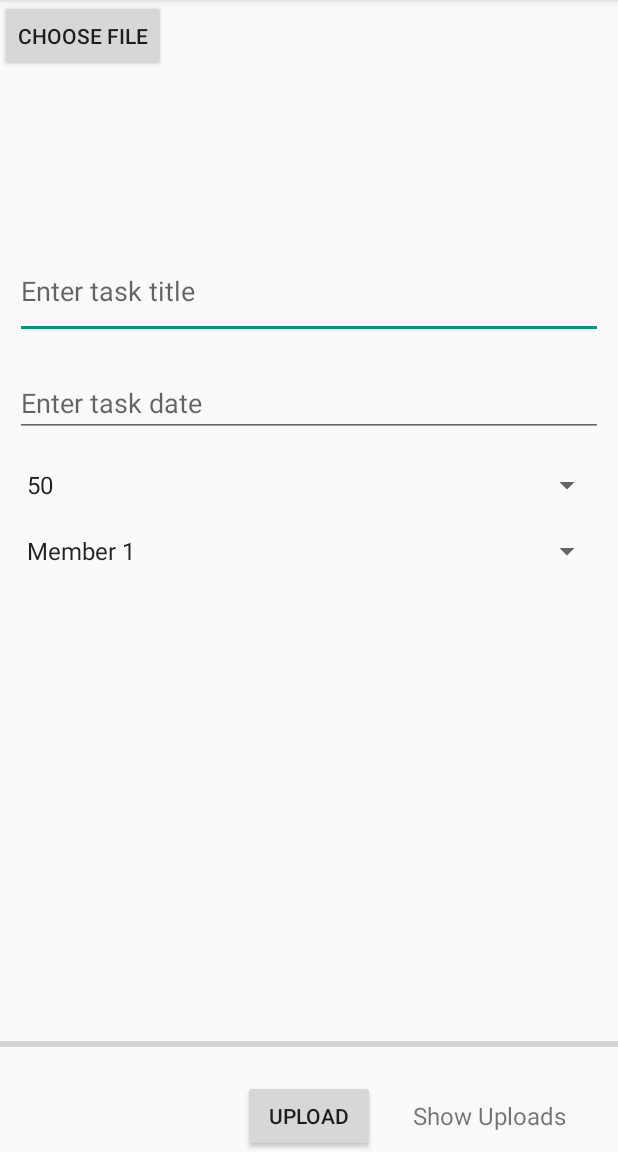
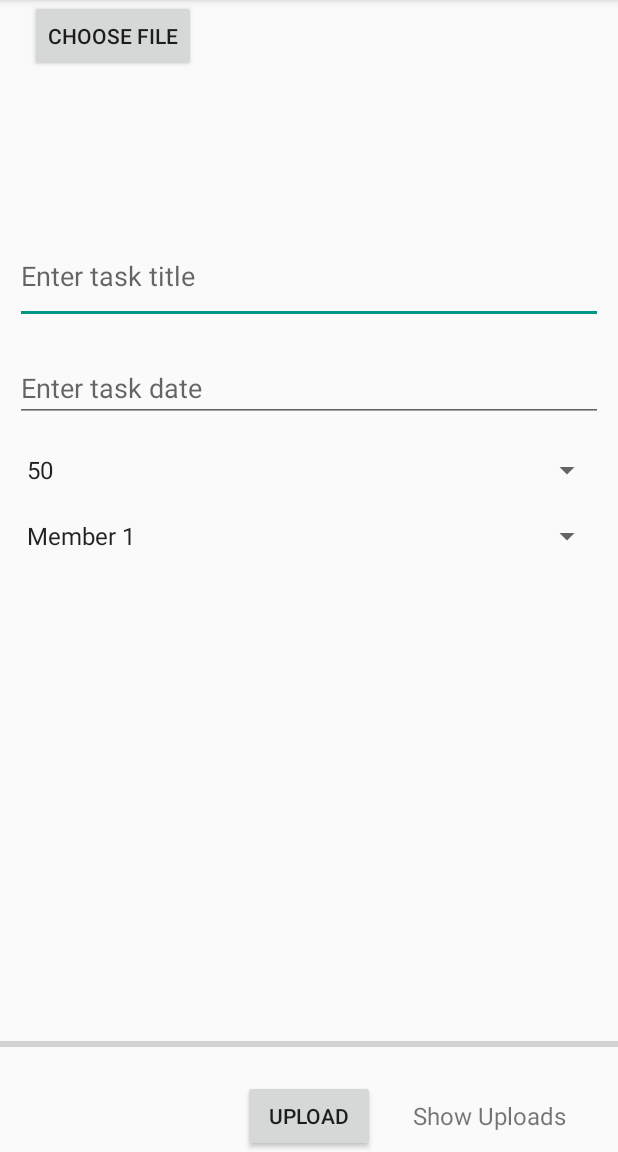
Before and after one commit to dexgier/portfolio_individual_assignment_resit, an Android app: the fragment MessageFragment shown on its own in the app's theme, after a tap on "UPLOAD", on a phone screen of 412 x 824 dp, the part 84-1236 px from its top. Run offline under Robolectric (Android 15) with nearby library versions, the light colour scheme and no system bars; our stand-ins replace Firebase (no records; nobody signed in at launch, a user with empty details on screens opened directly), Picasso.

Commit message:
Working app

```diff
--- a/app/src/main/java/com/example/navigationdrawertaskassignment/AddTask.java
+++ b/app/src/main/java/com/example/navigationdrawertaskassignment/AddTask.java
@@ -19,6 +19,7 @@ import com.example.navigationdrawertaskassignment.Tasks.Task;
 
 public class AddTask extends AppCompatActivity {
 
+    //class variables
     private TextView mTitle;
     private TextView mDescription;
     private Spinner mPoints;
@@ -30,14 +31,14 @@ public class AddTask extends AppCompatActivity {
         super.onCreate(savedInstanceState);
         setContentView(R.layout.activity_add);
 
+        //init stuff
         initButton();
         mTitle = findViewById(R.id.titleEditText);
         mDescription = findViewById(R.id.descriptionEditText);
         mPoints = findViewById(R.id.pointsEditText);
         mResponsible = findViewById(R.id.responsibleEditText);
 
-
-
+        //Check if task exists and then set the right values to the fields
         task = getIntent().getParcelableExtra(TaskFragment.VIEW_TASK);
         if (task != null) {
             mTitle.setText(task.getTitle());
@@ -50,6 +51,7 @@ public class AddTask extends AppCompatActivity {
         }
     }
 
+    //initialize buttons and take care of making a new intent or editing a existing intent.
     private void initButton() {
         ImageButton mAddTaskButton =findViewById(R.id.addTask);
         mAddTaskButton.setOnClickListener(v -> {
--- a/app/src/main/java/com/example/navigationdrawertaskassignment/Fragment/MessageFragment.java
+++ b/app/src/main/java/com/example/navigationdrawertaskassignment/Fragment/MessageFragment.java
@@ -3,6 +3,7 @@ package com.example.navigationdrawertaskassignment.Fragment;
 import android.content.ContentResolver;
 import android.content.Context;
 import android.content.Intent;
+import android.media.MediaPlayer;
 import android.net.Uri;
 import android.os.Bundle;
 import android.os.Handler;
@@ -10,6 +11,7 @@ import android.support.annotation.NonNull;
 import android.support.annotation.Nullable;
 import android.support.design.widget.Snackbar;
 import android.support.v4.app.Fragment;
+import android.view.Gravity;
 import android.view.LayoutInflater;
 import android.view.View;
 import android.view.ViewGroup;
@@ -69,11 +71,13 @@ public class MessageFragment extends Fragment {
         mEditTextDate = view.findViewById(R.id.edit_text_task_date);
         mSpinnerPoints = view.findViewById(R.id.spinner_task_points);
         mSpinnerResponsible = view.findViewById(R.id.spinner_task_responsible);
+
         initButtons();
 
         mStorageRef = FirebaseStorage.getInstance().getReference("uploads");
         mDatabaseRef = FirebaseDatabase.getInstance().getReference("uploads");
 
+        ;
         return view;
     }
 
@@ -110,17 +114,21 @@ public class MessageFragment extends Fragment {
                 if (mUploadTask != null && mUploadTask.isInProgress()) {
                 } else {
                     uploadFile();
+                    final MediaPlayer uploadSoundMp = MediaPlayer.create(getActivity().getApplicationContext(), R.raw.upload);
+                    uploadSoundMp.start();
                 }
             }
         });
     }
 
+    //Gets the file extension
     private String getFileExtension(Uri uri) {
         ContentResolver cR = getActivity().getContentResolver();
         MimeTypeMap mime = MimeTypeMap.getSingleton();
         return mime.getExtensionFromMimeType(cR.getType(uri));
     }
 
+    //Uploads the file to Firebase
     private void uploadFile() {
         if (mImageUri != null) {
             StorageReference fileReference = mStorageRef.child(System.currentTimeMillis()
@@ -157,6 +165,13 @@ public class MessageFragment extends Fragment {
                         }
                     });
         } else {
+            Toast noFileSelected = Toast.makeText(
+                    //getActivity(),"Custom Toast From Fragment",Toast.LENGTH_LONG
+                    getActivity().getApplicationContext(), "No file selected", Toast.LENGTH_LONG);
+            // Set the Toast display position layout center
+            noFileSelected.setGravity(Gravity.CENTER,0,0);
+            // Finally, show the toast
+            noFileSelected.show();
         }
     }
 
--- a/app/src/main/java/com/example/navigationdrawertaskassignment/Fragment/TaskFragment.java
+++ b/app/src/main/java/com/example/navigationdrawertaskassignment/Fragment/TaskFragment.java
@@ -51,16 +51,16 @@ public class TaskFragment extends Fragment implements RecyclerView.OnItemTouchLi
     public static final int VIEW_TASK_CODE = 3421;
 
 
-
     @Nullable
     @Override
     public View onCreateView(@NonNull LayoutInflater inflater, @Nullable ViewGroup container, @Nullable Bundle savedInstanceState) {
-        View view = inflater.inflate(R.layout.fragment_task,container,false);
+        View view = inflater.inflate(R.layout.fragment_task, container, false);
 
         mRecyclerView = view.findViewById(R.id.taskRecyclerView);
         addTaskButton = view.findViewById(R.id.addTask);
         deleteListButton = view.findViewById(R.id.deleteList);
 
+        //set adapter and stuff to recyclerview
         mTasks = new ArrayList<>();
         mvModel = ViewModelProviders.of(this).get(TaskViewModel.class);
         ((TaskViewModel) mvModel).getTasks().observe(this, tasks -> {
@@ -84,6 +84,7 @@ public class TaskFragment extends Fragment implements RecyclerView.OnItemTouchLi
         touchHelperHandler();
         mRecyclerView.addOnItemTouchListener(this);
 
+        //buttons for add and delete (listeners)
         addTaskButton.setOnClickListener(new View.OnClickListener() {
             @Override
             public void onClick(View v) {
@@ -102,8 +103,8 @@ public class TaskFragment extends Fragment implements RecyclerView.OnItemTouchLi
         return view;
     }
 
-
-        public void updateUI() {
+    //update ui
+    public void updateUI() {
         if (mTaskAdapter == null) {
             mTaskAdapter = new TaskAdapter(mTasks);
             mRecyclerView.setAdapter(mTaskAdapter);
@@ -112,26 +113,28 @@ public class TaskFragment extends Fragment implements RecyclerView.OnItemTouchLi
         }
     }
 
+    //checks for update or new intent as a result
     @Override
     public void onActivityResult(int requestCode, int resultCode, Intent data) {
         super.onActivityResult(requestCode, resultCode, data);
-        if (requestCode == NEW_TASK_CODE){
-            if(resultCode == RESULT_OK){
+        if (requestCode == NEW_TASK_CODE) {
+            if (resultCode == RESULT_OK) {
                 Task task = data.getParcelableExtra(TaskFragment.ADD_TASK);
-                ((TaskViewModel)mvModel).insert(task);
+                ((TaskViewModel) mvModel).insert(task);
             }
-        }else if(requestCode == VIEW_TASK_CODE){
-            if(resultCode == RESULT_OK) {
+        } else if (requestCode == VIEW_TASK_CODE) {
+            if (resultCode == RESULT_OK) {
                 Task updateTask = data.getParcelableExtra(TaskFragment.VIEW_TASK);
                 Log.d("1234", updateTask.getTitle());
-                ((TaskViewModel)mvModel).update(updateTask);
+                ((TaskViewModel) mvModel).update(updateTask);
             }
         }
     }
 
+    //deletes everything in list
     private void deleteAll(List<Task> tasksList) {
-        if(tasksList.size() > 0) {
-            ((TaskViewModel)mvModel).deleteAll();
+        if (tasksList.size() > 0) {
+            ((TaskViewModel) mvModel).deleteAll();
             Snackbar undoAll = Snackbar.make(mRecyclerView, "All the entries have been deleted from the list!", Snackbar.LENGTH_LONG);
             undoAll.show();
         } else {
@@ -140,12 +143,13 @@ public class TaskFragment extends Fragment implements RecyclerView.OnItemTouchLi
         }
     }
 
+    //view task
     @Override
     public boolean onInterceptTouchEvent(@NonNull RecyclerView recyclerView, @NonNull MotionEvent motionEvent) {
         View child = recyclerView.findChildViewUnder(motionEvent.getX(), motionEvent.getY());
-        if (child != null){
+        if (child != null) {
             int adapterPosition = recyclerView.getChildAdapterPosition(child);
-            if (mGestureDetector.onTouchEvent(motionEvent)){
+            if (mGestureDetector.onTouchEvent(motionEvent)) {
                 Intent intent = new Intent(getActivity(), AddTask.class);
                 intent.putExtra(VIEW_TASK, mTasks.get(adapterPosition));
                 startActivityForResult(intent, VIEW_TASK_CODE);
@@ -175,20 +179,20 @@ public class TaskFragment extends Fragment implements RecyclerView.OnItemTouchLi
             public void onSwiped(@NonNull RecyclerView.ViewHolder viewHolder, int i) {
                 int position = (viewHolder.getAdapterPosition());
                 final Task STORE_GAME = mTasks.get(position);
-                ((TaskViewModel)mvModel).delete(mTasks.get(position));
+                ((TaskViewModel) mvModel).delete(mTasks.get(position));
                 mTasks.remove(position);
                 mTaskAdapter.notifyItemRemoved(position);
 
                 String points = STORE_GAME.getPoints();
-                int addPoints =  Integer.parseInt(points);
+                int addPoints = Integer.parseInt(points);
                 HomeFragment.addPoints(addPoints);
 
 
-                Snackbar undoSnackBar = Snackbar.make(viewHolder.itemView, "Completed task: " + STORE_GAME.getTitle()+ ", " + STORE_GAME.getPoints() + " points have been added!", Snackbar.LENGTH_LONG);
+                Snackbar undoSnackBar = Snackbar.make(viewHolder.itemView, "Completed task: " + STORE_GAME.getTitle() + ", " + STORE_GAME.getPoints() + " points have been added!", Snackbar.LENGTH_LONG);
                 undoSnackBar.setAction("Undo", new View.OnClickListener() {
                     @Override
                     public void onClick(View v) {
-                        ((TaskViewModel)mvModel).insert(STORE_GAME);
+                        ((TaskViewModel) mvModel).insert(STORE_GAME);
                     }
                 });
                 undoSnackBar.show();
--- a/app/src/main/java/com/example/navigationdrawertaskassignment/MainActivity.java
+++ b/app/src/main/java/com/example/navigationdrawertaskassignment/MainActivity.java
@@ -27,6 +27,7 @@ public class MainActivity extends AppCompatActivity implements NavigationView.On
         Toolbar toolbar = findViewById(R.id.toolbar);
         setSupportActionBar(toolbar);
 
+        //set the navigation drawer (menu)
         drawer = findViewById(R.id.drawer_layout);
         NavigationView navigationView = findViewById(R.id.nav_view);
         navigationView.setNavigationItemSelectedListener(this);
@@ -44,6 +45,7 @@ public class MainActivity extends AppCompatActivity implements NavigationView.On
 
     @Override
     public boolean onNavigationItemSelected(@NonNull MenuItem menuItem) {
+        //fragment switch
         switch(menuItem.getItemId()) {
             case R.id.nav_home:
                 getSupportFragmentManager().beginTransaction().replace(R.id.fragment_container,
@@ -69,6 +71,7 @@ public class MainActivity extends AppCompatActivity implements NavigationView.On
     }
     @Override
     public void onBackPressed() {
+        //close menu or to previous when menu is already closed
         if(drawer.isDrawerOpen(GravityCompat.START)) {
             drawer.closeDrawer(GravityCompat.START);
         } else {
--- a/app/src/main/java/com/example/navigationdrawertaskassignment/Tasks/Task.java
+++ b/app/src/main/java/com/example/navigationdrawertaskassignment/Tasks/Task.java
@@ -6,6 +6,7 @@ import android.arch.persistence.room.PrimaryKey;
 import android.os.Parcel;
 import android.os.Parcelable;
 
+//task table to use for livedata
 @Entity(tableName = "taskTable")
 public class Task implements Parcelable {
 
--- a/app/src/main/java/com/example/navigationdrawertaskassignment/Tasks/TaskAdapter.java
+++ b/app/src/main/java/com/example/navigationdrawertaskassignment/Tasks/TaskAdapter.java
@@ -11,6 +11,7 @@ import com.example.navigationdrawertaskassignment.R;
 
 import java.util.List;
 
+//taskAdapter with viewholder to handle displaying the right values
 public class TaskAdapter extends RecyclerView.Adapter<TaskAdapter.TaskViewHolder>{
     private List<Task> mTasks;
 
--- a/app/src/main/java/com/example/navigationdrawertaskassignment/Tasks/TaskViewModel.java
+++ b/app/src/main/java/com/example/navigationdrawertaskassignment/Tasks/TaskViewModel.java
@@ -10,6 +10,7 @@ import com.example.navigationdrawertaskassignment.database.TaskRepository;
 
 import java.util.List;
 
+//taskviewmodel including livedata, implements insert, update, delete, view, and deletAll.
 public class TaskViewModel extends AndroidViewModel {
 
     private TaskRepository mRepository;
--- a/app/src/main/java/com/example/navigationdrawertaskassignment/database/TaskRepository.java
+++ b/app/src/main/java/com/example/navigationdrawertaskassignment/database/TaskRepository.java
@@ -13,7 +13,7 @@ public class TaskRepository {
     private TaskRoomDatabase db;
     private TaskDAO dao;
     private LiveData<List<Task>> mTasks;
-    /**creating pool with exactly 1 thread**/
+
     private Executor mExecutor = Executors.newSingleThreadExecutor();
 
     public TaskRepository(Context context){
@@ -24,9 +24,7 @@ public class TaskRepository {
     public LiveData<List<Task>> getAllTasks() {
         return mTasks;
     }
-    /**dont have to communicate with the UI thread
-     * Dont execute queries on main thread
-     * **/
+
     public void insert(final Task task){
         mExecutor.execute(() -> dao.insert(task));
     }
--- a/app/src/main/res/layout/fragment_message.xml
+++ b/app/src/main/res/layout/fragment_message.xml
@@ -6,6 +6,7 @@
         android:id="@+id/button_choose_image"
         android:layout_width="wrap_content"
         android:layout_height="wrap_content"
+        android:layout_marginLeft="20dp"
         android:text="@string/choose_file" />
 
     <EditText
@@ -16,11 +17,12 @@
         android:layout_alignParentStart="true"
         android:layout_alignParentEnd="true"
         android:layout_marginStart="10dp"
-        android:layout_marginTop="20dp"
+        android:layout_marginTop="10dp"
         android:layout_marginEnd="10dp"
+        android:autofillHints=""
         android:hint="@string/enter_task_title"
         android:inputType=""
-        android:autofillHints="" />
+        android:textColor="@color/colorPrimary" />
 
     <EditText
         android:id="@+id/edit_text_task_date"
@@ -32,7 +34,8 @@
         android:layout_marginStart="10dp"
         android:layout_marginTop="20dp"
         android:layout_marginEnd="10dp"
-        android:hint="@string/enter_task_date" />
+        android:hint="@string/enter_task_date"
+        android:textColor="@color/colorPrimary" />
 
     <Spinner
         android:id="@+id/spinner_task_points"
@@ -98,4 +101,5 @@
         android:gravity="center"
         android:text="@string/show_uploads"
         android:textSize="16sp" />
+
 </RelativeLayout>
```
Also changed, not shown: 1 other file.
